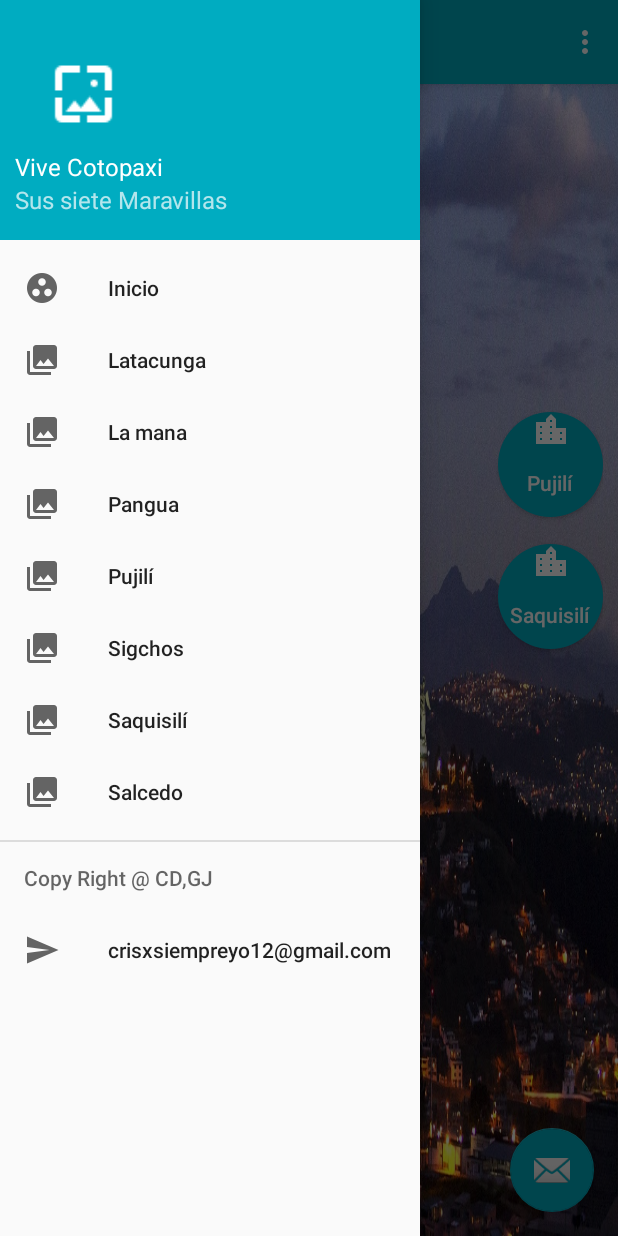
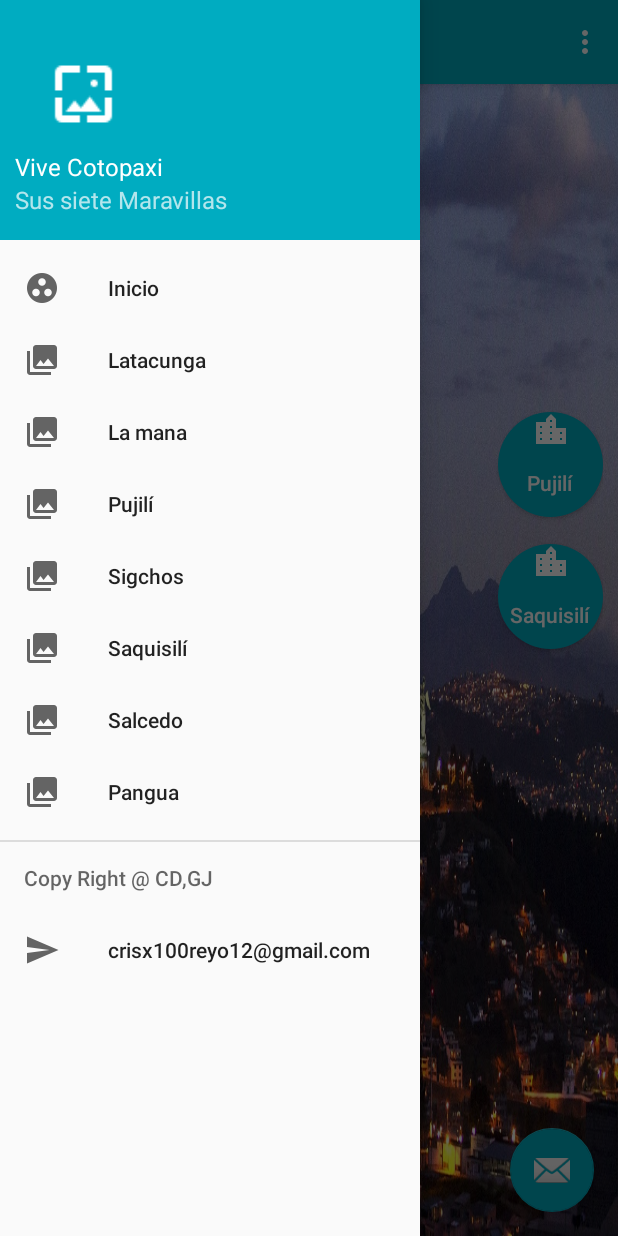
Before and after one commit to cguanoluUTC/GrupoE_ViveCotopaxi, an Android app: the screen it shows after launch (MainActivity), with the side drawer open, on a phone screen of 412 x 824 dp. Run offline under Robolectric (Android 15) with nearby library versions, the phone set to English and light mode, and no system bars.

Commit message:
Version 0.1 _Ana_Lozada_Correcto

```diff
--- a/Cotopaxi_App/Cotopaxi/app/src/main/res/menu/activity_main_drawer.xml
+++ b/Cotopaxi_App/Cotopaxi/app/src/main/res/menu/activity_main_drawer.xml
@@ -16,10 +16,7 @@
             android:id="@+id/nav_gallery2"
             android:icon="@drawable/ic_menu_gallery"
             android:title="La mana" />
-        <item
-            android:id="@+id/nav_gallery3"
-            android:icon="@drawable/ic_menu_gallery"
-            android:title="Pangua" />
+
         <item
             android:id="@+id/nav_gallery4"
             android:icon="@drawable/ic_menu_gallery"
@@ -38,6 +35,11 @@
             android:icon="@drawable/ic_menu_gallery"
             android:title="Salcedo" />
 
+        <item
+            android:id="@+id/nav_gallery3"
+            android:icon="@drawable/ic_menu_gallery"
+            android:title="Pangua" />
+
     </group>
 
     <item android:title="Copy Right @ CD,GJ">
@@ -46,7 +48,7 @@
             <item
                 android:id="@+id/nav_send"
                 android:icon="@drawable/ic_menu_send"
-                android:title="crisxsiempreyo12@gmail.com" />
+                android:title="crisx100reyo12@gmail.com" />
         </menu>
     </item>
 
```
